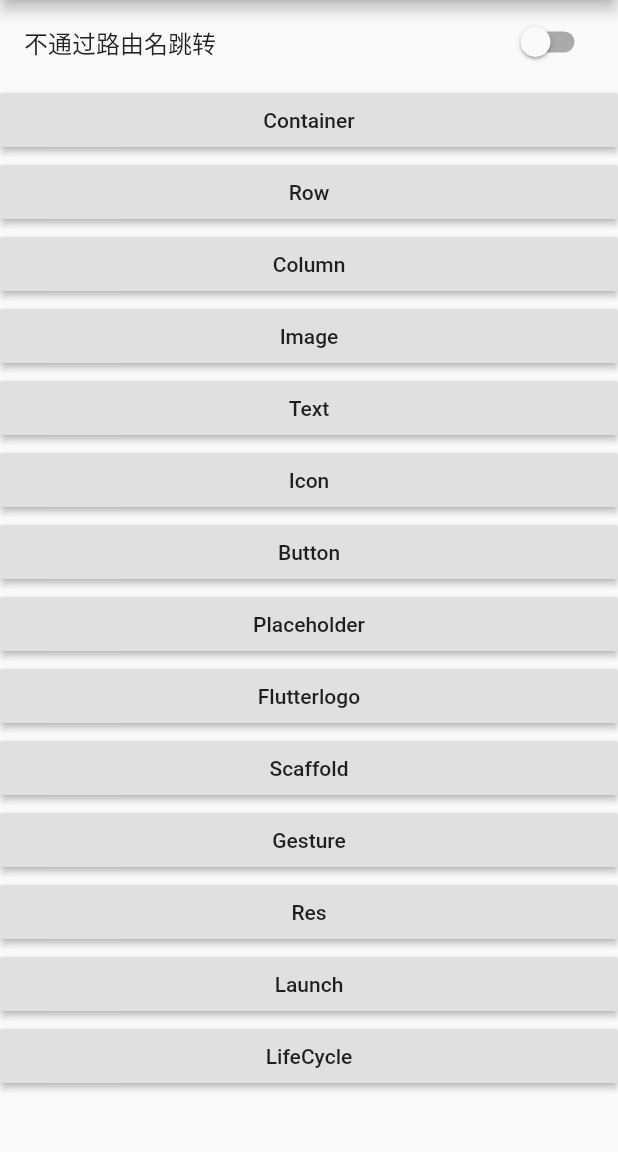
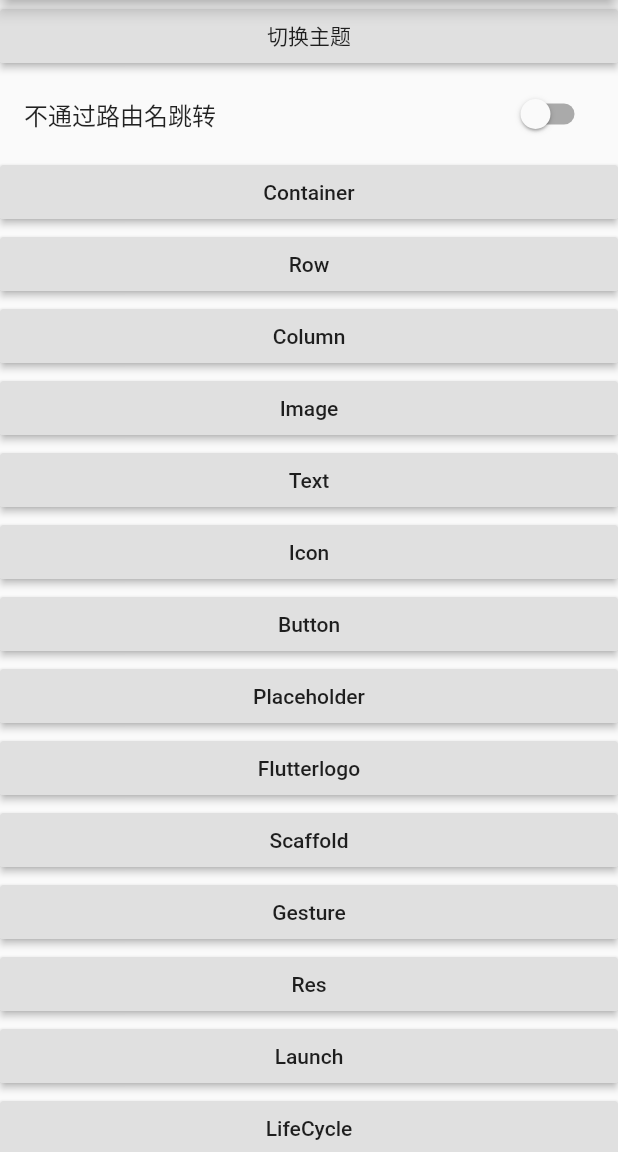
Before and after one commit to upperLucky/flutter_widget_summary, a Flutter app: the screen it shows after launch, on a phone screen of 412 x 824 dp, the part 84-1236 px from its top. Run offline on Flutter 3.47's test engine with Material 2 defaults, Android fonts, the phone set to English and light mode, and no system bars.

Commit message:
主题切换

```diff
--- a/lib/main.dart
+++ b/lib/main.dart
@@ -15,54 +15,42 @@ import 'basic/other/flutter_widget_lifecycle.dart';
 import 'basic/other/launch_page.dart';
 import 'basic/other/res_page.dart';
 
-void main() => runApp(MyApp());
+void main() => runApp(DynamicTheme());
 
-class MyApp extends StatelessWidget {
-  // This widget is the root of your application.
+class DynamicTheme extends StatefulWidget {
+  @override
+  _MyHomePageState createState() => _MyHomePageState();
+}
+
+class _MyHomePageState extends State<DynamicTheme> {
+  bool byName = false;
+  Brightness _brightness = Brightness.light;
+
   @override
   Widget build(BuildContext context) {
     return MaterialApp(
       title: 'Flutter Demo',
       theme: ThemeData(
+        brightness: _brightness,
         primarySwatch: Colors.blue,
       ),
-      home: MyHomePage(),
-      routes: <String, WidgetBuilder>{
-        'container': (BuildContext context) => WidgetContainer(),
-        'row': (BuildContext context) => WidgetRow(),
-        'column': (BuildContext context) => WidgetColumn(),
-        'image': (BuildContext context) => WidgetImage(),
-        'text': (BuildContext context) => WidgetText(),
-        'icon': (BuildContext context) => WidgetIcon(),
-        'button': (BuildContext context) => WidgetButton(),
-        'placeholder': (BuildContext context) => WidgetPlaceHolder(),
-        'flutterlogo': (BuildContext context) => WidgetFlutterLogo(),
-        'scaffold': (BuildContext context) => WidgetScaffold(),
-        'gesture': (BuildContext context) => GesturePage(),
-        'res': (BuildContext context) => ResPage(),
-        'launch': (BuildContext context) => LaunchPage(),
-        'lifecycle': (BuildContext context) => WidgetLifeCycle(),
-      },
-    );
-  }
-}
-
-class MyHomePage extends StatefulWidget {
-  @override
-  _MyHomePageState createState() => _MyHomePageState();
-}
-
-class _MyHomePageState extends State<MyHomePage> {
-  bool byName = false;
-
-  @override
-  Widget build(BuildContext context) {
-    return Scaffold(
+      home: Scaffold(
           appBar: AppBar(
             title: Text('Summary'),
           ),
           body: ListView(
             children: <Widget>[
+              RaisedButton(
+                  onPressed: () {
+                    setState(() {
+                      if (_brightness == Brightness.dark) {
+                        _brightness = Brightness.light;
+                      } else {
+                        _brightness = Brightness.dark;
+                      }
+                    });
+                  },
+                  child: Text('切换主题')),
               SwitchListTile(
                   value: byName,
                   title: Text('${byName ? "" : '不'}通过路由名跳转'),
@@ -86,7 +74,24 @@ class _MyHomePageState extends State<MyHomePage> {
               _itemClick('Launch', LaunchPage(), 'res'),
               _itemClick('LifeCycle', WidgetLifeCycle(), 'lifecycle'),
             ],
-        ));
+          )),
+      routes: <String, WidgetBuilder>{
+        'container': (BuildContext context) => WidgetContainer(),
+        'row': (BuildContext context) => WidgetRow(),
+        'column': (BuildContext context) => WidgetColumn(),
+        'image': (BuildContext context) => WidgetImage(),
+        'text': (BuildContext context) => WidgetText(),
+        'icon': (BuildContext context) => WidgetIcon(),
+        'button': (BuildContext context) => WidgetButton(),
+        'placeholder': (BuildContext context) => WidgetPlaceHolder(),
+        'flutterlogo': (BuildContext context) => WidgetFlutterLogo(),
+        'scaffold': (BuildContext context) => WidgetScaffold(),
+        'gesture': (BuildContext context) => GesturePage(),
+        'res': (BuildContext context) => ResPage(),
+        'launch': (BuildContext context) => LaunchPage(),
+        'lifecycle': (BuildContext context) => WidgetLifeCycle(),
+      },
+    );
   }
 
   /// 路由的两种方式
```
Also changed, not shown: 1 other file. Lines whose indentation alone changed are shown as unchanged.
